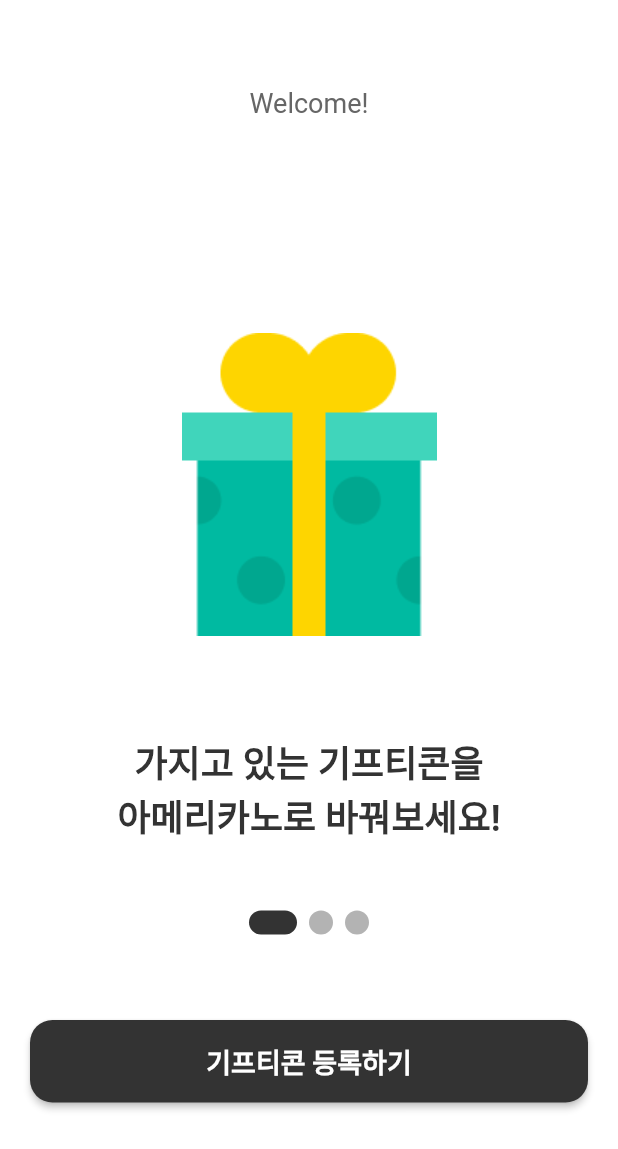
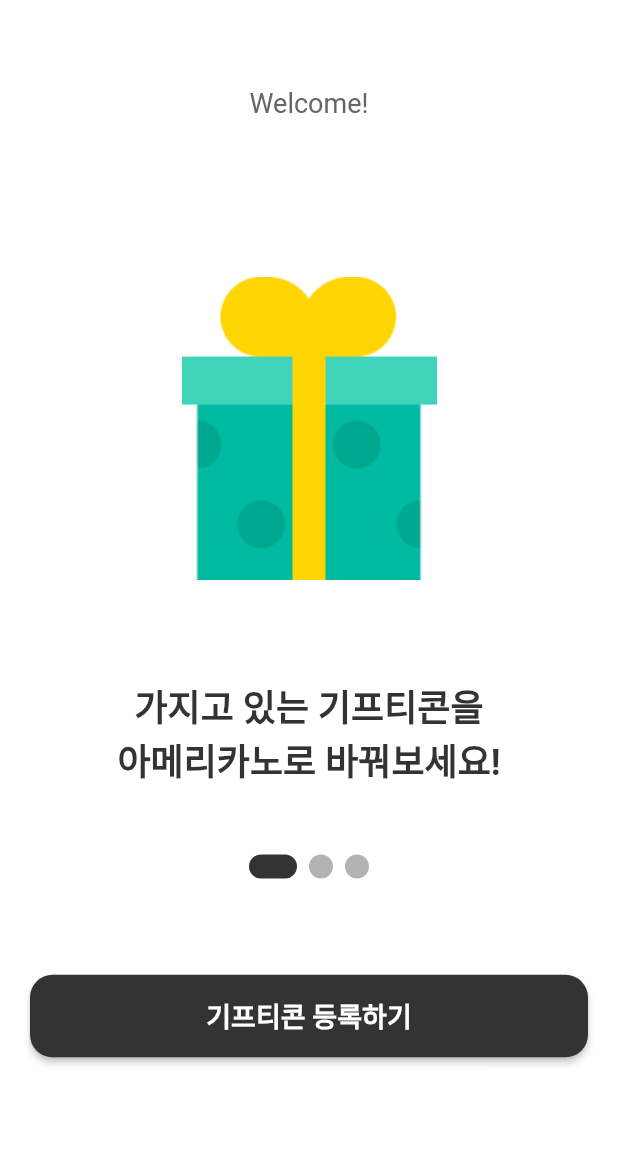
Before and after one commit to elliebae/gifticano, a Flutter app: the OnboardingWidget screen opened directly, on a phone screen of 412 x 824 dp. Shown: the top 1149 px of the screen. Run offline on Flutter 3.47's test engine with Material 2 defaults, Android fonts, the phone set to English and light mode, and no system bars; drawn by our look-alikes of auto_size_text, smooth_page_indicator; our stand-ins replace built_collection, built_value, cloud_firestore, easy_debounce, firebase_auth, firebase_core and 11 more; missing offline and left inert: json_path, mime_type; accounts and stored records are empty; generated files the repository leaves out were written again; network calls fail.

Commit message:
se로조절

```diff
--- a/lib/input_coupon/input_coupon_widget.dart
+++ b/lib/input_coupon/input_coupon_widget.dart
@@ -85,7 +85,7 @@ class _InputCouponWidgetState extends State<InputCouponWidget> {
                 ),
                 Container(
                   width: 30,
-                  height: 120,
+                  height: MediaQuery.of(context).size.height * 0.15,
                   decoration: BoxDecoration(
                     color: Color(0x00EEEEEE),
                   ),
@@ -112,7 +112,7 @@ class _InputCouponWidgetState extends State<InputCouponWidget> {
                       borderRadius: BorderRadius.circular(20),
                     ),
                     child: Padding(
-                      padding: EdgeInsetsDirectional.fromSTEB(32, 26, 32, 26),
+                      padding: EdgeInsetsDirectional.fromSTEB(32, 20, 32, 20),
                       child: Column(
                         mainAxisSize: MainAxisSize.max,
                         mainAxisAlignment: MainAxisAlignment.center,
--- a/lib/landing/landing_widget.dart
+++ b/lib/landing/landing_widget.dart
@@ -32,7 +32,7 @@ class _LandingWidgetState extends State<LandingWidget> {
               children: [
                 Container(
                   width: 100,
-                  height: 113,
+                  height: MediaQuery.of(context).size.height * 0.15,
                   decoration: BoxDecoration(
                     color: Color(0x00EEEEEE),
                   ),
--- a/lib/main/main_widget.dart
+++ b/lib/main/main_widget.dart
@@ -214,7 +214,7 @@ class _MainWidgetState extends State<MainWidget> {
           children: [
             Container(
               width: MediaQuery.of(context).size.width,
-              height: 120,
+              height: MediaQuery.of(context).size.height * 0.15,
               decoration: BoxDecoration(
                 color: Colors.white,
               ),
--- a/lib/name/name_widget.dart
+++ b/lib/name/name_widget.dart
@@ -66,7 +66,7 @@ class _NameWidgetState extends State<NameWidget> {
                   ),
                   Container(
                     width: MediaQuery.of(context).size.width,
-                    height: 120,
+                    height: MediaQuery.of(context).size.height * 0.15,
                     decoration: BoxDecoration(
                       color: Color(0x00EEEEEE),
                     ),
--- a/lib/onboarding/onboarding_widget.dart
+++ b/lib/onboarding/onboarding_widget.dart
@@ -26,11 +26,12 @@ class _OnboardingWidgetState extends State<OnboardingWidget> {
         padding: EdgeInsetsDirectional.fromSTEB(20, 0, 20, 0),
         child: Column(
           mainAxisSize: MainAxisSize.max,
-          mainAxisAlignment: MainAxisAlignment.start,
+          mainAxisAlignment: MainAxisAlignment.spaceBetween,
+          crossAxisAlignment: CrossAxisAlignment.center,
           children: [
             Container(
               width: MediaQuery.of(context).size.width,
-              height: 120,
+              height: MediaQuery.of(context).size.height * 0.15,
               decoration: BoxDecoration(
                 color: Color(0x00EEEEEE),
               ),
@@ -52,19 +53,12 @@ class _OnboardingWidgetState extends State<OnboardingWidget> {
                 ),
               ),
             ),
-            Container(
-              width: MediaQuery.of(context).size.width,
-              height: 60,
-              decoration: BoxDecoration(
-                color: Color(0x00EEEEEE),
-              ),
-            ),
             Row(
               mainAxisSize: MainAxisSize.max,
               children: [
                 Expanded(
                   child: Padding(
-                    padding: EdgeInsetsDirectional.fromSTEB(0, 0, 0, 47),
+                    padding: EdgeInsetsDirectional.fromSTEB(0, 0, 0, 35),
                     child: Container(
                       width: double.infinity,
                       height: 453,
@@ -231,6 +225,13 @@ class _OnboardingWidgetState extends State<OnboardingWidget> {
                 borderRadius: 15,
               ),
             ),
+            Container(
+              width: 100,
+              height: 100,
+              decoration: BoxDecoration(
+                color: Color(0x00EEEEEE),
+              ),
+            ),
           ],
         ),
       ),
--- a/lib/phone_number/phone_number_widget.dart
+++ b/lib/phone_number/phone_number_widget.dart
@@ -64,7 +64,7 @@ class _PhoneNumberWidgetState extends State<PhoneNumberWidget> {
                   ),
                   Container(
                     width: MediaQuery.of(context).size.width * 0.1,
-                    height: 120,
+                    height: MediaQuery.of(context).size.height * 0.15,
                     decoration: BoxDecoration(
                       color: Color(0x00EEEEEE),
                     ),
--- a/lib/phone_number_login/phone_number_login_widget.dart
+++ b/lib/phone_number_login/phone_number_login_widget.dart
@@ -66,7 +66,7 @@ class _PhoneNumberLoginWidgetState extends State<PhoneNumberLoginWidget> {
                     ),
                     Container(
                       width: MediaQuery.of(context).size.width,
-                      height: 120,
+                      height: MediaQuery.of(context).size.height * 0.15,
                       decoration: BoxDecoration(
                         color: Color(0x00EEEEEE),
                       ),
--- a/lib/phone_number_verify/phone_number_verify_widget.dart
+++ b/lib/phone_number_verify/phone_number_verify_widget.dart
@@ -70,7 +70,7 @@ class _PhoneNumberVerifyWidgetState extends State<PhoneNumberVerifyWidget> {
                   ),
                   Container(
                     width: MediaQuery.of(context).size.width,
-                    height: 120,
+                    height: MediaQuery.of(context).size.height * 0.15,
                     decoration: BoxDecoration(
                       color: Color(0x00EEEEEE),
                     ),
--- a/lib/phone_number_verify_login/phone_number_verify_login_widget.dart
+++ b/lib/phone_number_verify_login/phone_number_verify_login_widget.dart
@@ -68,7 +68,7 @@ class _PhoneNumberVerifyLoginWidgetState
                     ),
                     Container(
                       width: MediaQuery.of(context).size.width,
-                      height: 120,
+                      height: MediaQuery.of(context).size.height * 0.15,
                       decoration: BoxDecoration(
                         color: Color(0x00EEEEEE),
                       ),
--- a/lib/point/point_widget.dart
+++ b/lib/point/point_widget.dart
@@ -32,7 +32,7 @@ class _PointWidgetState extends State<PointWidget> {
           children: [
             Container(
               width: MediaQuery.of(context).size.width,
-              height: 120,
+              height: MediaQuery.of(context).size.height * 0.15,
               decoration: BoxDecoration(
                 color: Colors.white,
               ),
```
Also changed, not shown: lib/use_coupon/use_coupon_widget.dart (+13 -8 lines).
